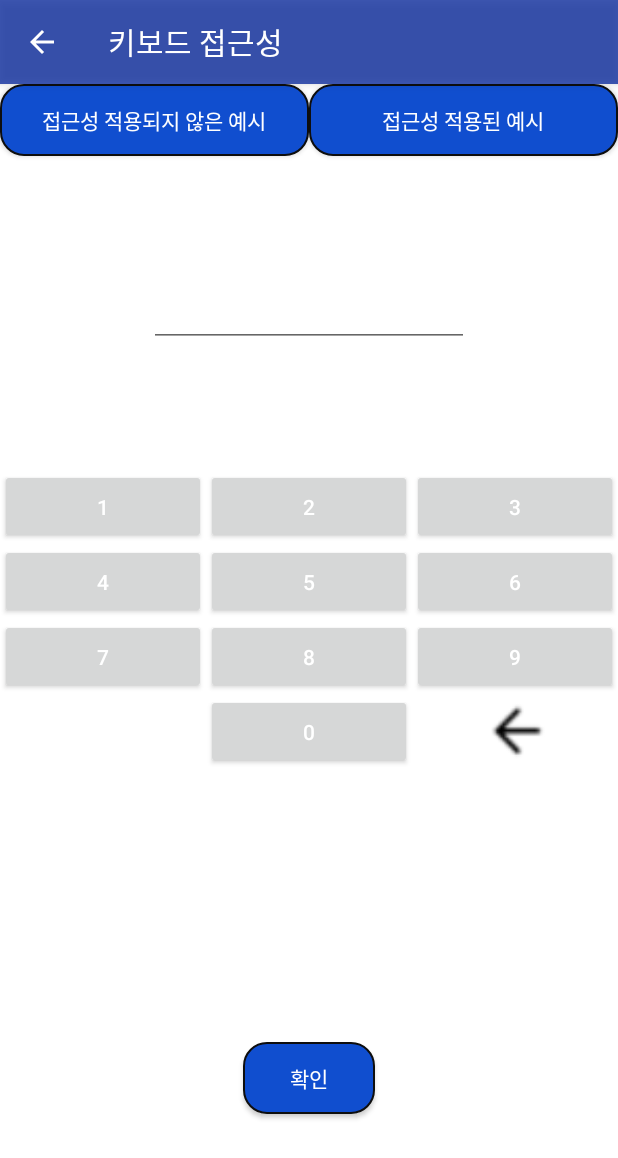
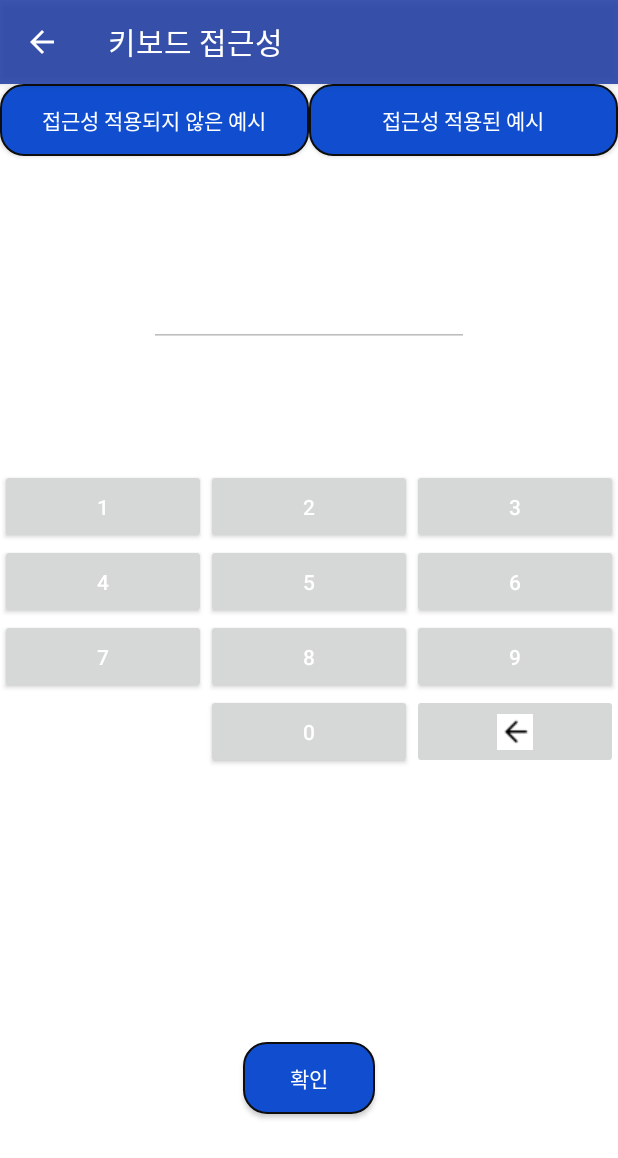
Before and after one commit to khsbory/android-accessibility-demos, an Android app: the KeyBoardBadFragment screen opened directly, with no data from a screen before it, on a phone screen of 412 x 824 dp. Shown: the top 1158 px of the screen. Run offline under Robolectric (Android 15) with nearby library versions, the phone set to English and light mode, and no system bars.

Commit message:
Change some accesssibility issues

```diff
--- a/app/build.gradle
+++ b/app/build.gradle
@@ -4,7 +4,7 @@ apply plugin: 'kotlin-android-extensions'
 
 android {
 
-    compileSdkVersion 29
+    compileSdkVersion 30
     buildToolsVersion "29.0.2"
 
 
@@ -13,7 +13,7 @@ android {
         applicationId "com.microsoft.accessibilitydemo"
 
         minSdkVersion 27
-        targetSdkVersion 29
+        targetSdkVersion 30
         versionCode 1
         versionName "1.0"
         testInstrumentationRunner "androidx.test.runner.AndroidJUnitRunner"
--- a/app/src/main/java/com/nvisions/solutionsforaccessibility/DragAndDrop/DragAndDropFragment2.kt
+++ b/app/src/main/java/com/nvisions/solutionsforaccessibility/DragAndDrop/DragAndDropFragment2.kt
@@ -98,7 +98,7 @@ class DragAndDropFragment2 : Fragment() {
                 Handler().postDelayed({
                     (rView.get(toPosition) as ViewGroup).getChildAt(2).performAccessibilityAction(AccessibilityNodeInfo.ACTION_ACCESSIBILITY_FOCUS, null)
                     (rView.get(toPosition) as ViewGroup).getChildAt(2).requestFocus()
-                    (rView.get(toPosition) as ViewGroup).getChildAt(2).announceForAccessibility(((rView.get(toPosition) as ViewGroup).getChildAt(2) as TextView).text.toString()+ "로 이동됨")
+                    (rView.get(toPosition) as ViewGroup).getChildAt(2).announceForAccessibility(((rView.get(toPosition) as ViewGroup).getChildAt(2) as TextView).text.toString()+ "이동완료")
                 }, 200)
             }
         }
--- a/app/src/main/java/com/nvisions/solutionsforaccessibility/DragAndDrop/DragListAdapter2.kt
+++ b/app/src/main/java/com/nvisions/solutionsforaccessibility/DragAndDrop/DragListAdapter2.kt
@@ -65,7 +65,7 @@ class DragListAdapter2 (val context: Context, val items: ArrayList<Int>) : Recyc
                     info?.addAction(AccessibilityNodeInfoCompat.AccessibilityActionCompat(R.id.action_delete, "삭제"))
                     info?.addAction(AccessibilityNodeInfoCompat.AccessibilityActionCompat(R.id.action_move_up, "위로 이동"))
                     info?.addAction(AccessibilityNodeInfoCompat.AccessibilityActionCompat(R.id.action_move_down, "아래로 이동"))
-                    info?.addAction(AccessibilityNodeInfoCompat.AccessibilityActionCompat(R.id.action_move, "번호로 이동"))
+                    info?.addAction(AccessibilityNodeInfoCompat.AccessibilityActionCompat(R.id.action_move, "이동"))
                 }
 
                 override fun performAccessibilityAction(host: View?, action: Int, args: Bundle?): Boolean {
@@ -93,6 +93,7 @@ class DragListAdapter2 (val context: Context, val items: ArrayList<Int>) : Recyc
                                 }
                             }
                             var dialog = ListDialog.Builder(context, list).create()
+
                             dialog.itemClickListener = object : ListDialog.OnItemClickListener{
                                 override fun onItemClick(position: Int) {
                                     if (position >= adapterPosition){
--- a/app/src/main/java/com/nvisions/solutionsforaccessibility/DragAndDrop/ListDialog.kt
+++ b/app/src/main/java/com/nvisions/solutionsforaccessibility/DragAndDrop/ListDialog.kt
@@ -10,6 +10,7 @@ import androidx.recyclerview.widget.RecyclerView
 import kotlinx.android.synthetic.main.list_dialog_layout.*
 
 open class ListDialog(context: Context) : Dialog(context) {
+
     interface OnItemClickListener{
         fun onItemClick(position: Int)
     }
@@ -20,6 +21,7 @@ open class ListDialog(context: Context) : Dialog(context) {
         var itemClickListener :OnItemClickListener? = null
         open fun create(): Builder {
             dialog.create()
+            dialog.setTitle("항목 이동")
             dialog.setContentView(R.layout.list_dialog_layout)
             dialog.window!!.setBackgroundDrawable(ColorDrawable(Color.TRANSPARENT))
             dialog.listView.layoutManager = androidx.recyclerview.widget.LinearLayoutManager(
--- a/app/src/main/java/com/nvisions/solutionsforaccessibility/KeyBoard/KeyBoardBadFragment.kt
+++ b/app/src/main/java/com/nvisions/solutionsforaccessibility/KeyBoard/KeyBoardBadFragment.kt
@@ -10,10 +10,7 @@ import android.view.MotionEvent
 import android.view.View
 import android.view.ViewGroup
 import android.view.accessibility.AccessibilityNodeInfo
-import android.widget.BaseAdapter
-import android.widget.Button
-import android.widget.ImageView
-import android.widget.TextView
+import android.widget.*
 import androidx.annotation.RequiresApi
 import androidx.appcompat.app.AlertDialog
 import androidx.recyclerview.widget.GridLayoutManager
@@ -36,6 +33,7 @@ class KeyBoardBadFragment : Fragment() {
 
     override fun onViewCreated(view: View, savedInstanceState: Bundle?) {
         super.onViewCreated(view, savedInstanceState)
+        editText.isEnabled = false
         keyBoardView.layoutManager = GridLayoutManager(requireContext(), 3)
         keyAdapter = KeyBoardBadAdapter()
         keyBoardView.adapter = keyAdapter
@@ -121,7 +119,7 @@ class KeyBoardBadAdapter : RecyclerView.Adapter<RecyclerView.ViewHolder>() {
     }
 
     inner class DeleteViewHolder(itemView: View): RecyclerView.ViewHolder(itemView) {
-        var deleteKey: ImageView
+        var deleteKey: ImageButton
         init {
             deleteKey = itemView.findViewById(R.id.deleteKey)
             deleteKey.setOnTouchListener { v, event ->
--- a/app/src/main/java/com/nvisions/solutionsforaccessibility/KeyBoard/KeyBoardGoodAndBadActivity.kt
+++ b/app/src/main/java/com/nvisions/solutionsforaccessibility/KeyBoard/KeyBoardGoodAndBadActivity.kt
@@ -3,6 +3,10 @@ package com.nvisions.solutionsforaccessibility.KeyBoard
 import androidx.appcompat.app.AppCompatActivity
 import android.os.Bundle
 import android.view.MenuItem
+import android.view.View
+import androidx.core.view.AccessibilityDelegateCompat
+import androidx.core.view.ViewCompat
+import androidx.core.view.accessibility.AccessibilityNodeInfoCompat
 import androidx.fragment.app.Fragment
 import androidx.fragment.app.FragmentActivity
 import androidx.viewpager2.adapter.FragmentStateAdapter
@@ -20,11 +24,23 @@ class KeyBoardGoodAndBadActivity : AppCompatActivity() {
         supportActionBar?.setDisplayHomeAsUpEnabled(true)
         setTitle("키보드 접근성")
         buttonBad.isSelected = true
+        ViewCompat.setAccessibilityDelegate(buttonBad, object :AccessibilityDelegateCompat() {
+            override fun onInitializeAccessibilityNodeInfo(host: View?, info: AccessibilityNodeInfoCompat?) {
+                super.onInitializeAccessibilityNodeInfo(host, info)
+                info?.roleDescription = "tab"
+            }
+        })
         buttonBad.setOnClickListener {
             buttonBad.isSelected = true
             buttonGood.isSelected = false
             viewPager.currentItem = 0
         }
+        ViewCompat.setAccessibilityDelegate(buttonGood, object :AccessibilityDelegateCompat() {
+            override fun onInitializeAccessibilityNodeInfo(host: View?, info: AccessibilityNodeInfoCompat?) {
+                super.onInitializeAccessibilityNodeInfo(host, info)
+                info?.roleDescription = "tab"
+            }
+        })
         buttonGood.setOnClickListener {
             buttonGood.isSelected = true
             buttonBad.isSelected = false
--- a/app/src/main/res/layout/keyboard_delete_item.xml
+++ b/app/src/main/res/layout/keyboard_delete_item.xml
@@ -5,12 +5,12 @@
     android:layout_width="match_parent"
     android:layout_height="wrap_content">
 
-    <ImageView
+    <ImageButton
         android:id="@+id/deleteKey"
         android:layout_width="match_parent"
         android:layout_height="50dp"
         android:src="@drawable/back"
-        android:contentDescription="삭제"
+
         app:layout_constraintBottom_toBottomOf="parent"
         app:layout_constraintEnd_toEndOf="parent"
         app:layout_constraintStart_toStartOf="parent"
```
Also changed, not shown: app/src/main/java/com/nvisions/solutionsforaccessibility/KeyBoard/KeyBoardGoodFragment.kt (+7 -1 lines), 2 other files.
